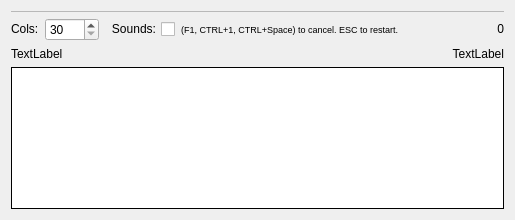
First picture: the form in src/quizzer/quizzer.ui, repository coryo/amphetype2, before the edit.
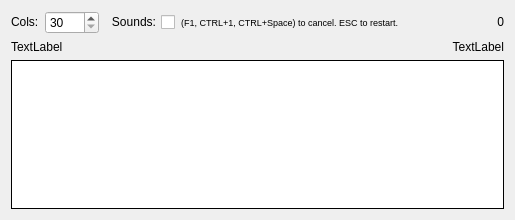
Second picture: the form after the edit. Custom widgets are drawn as their Qt base class.

The edit to the form file:
```diff
--- a/src/quizzer/quizzer.ui
+++ b/src/quizzer/quizzer.ui
@@ -14,39 +14,7 @@
    <string>Form</string>
   </property>
   <layout class="QGridLayout" name="gridLayout">
-   <item row="2" column="4">
-    <widget class="QLabel" name="alertLabel">
-     <property name="text">
-      <string/>
-     </property>
-    </widget>
-   </item>
-   <item row="1" column="6">
-    <widget class="QLabel" name="timerLabel">
-     <property name="sizePolicy">
-      <sizepolicy hsizetype="Fixed" vsizetype="Fixed">
-       <horstretch>0</horstretch>
-       <verstretch>0</verstretch>
-      </sizepolicy>
-     </property>
-     <property name="minimumSize">
-      <size>
-       <width>100</width>
-       <height>0</height>
-      </size>
-     </property>
-     <property name="text">
-      <string>0</string>
-     </property>
-     <property name="alignment">
-      <set>Qt::AlignRight|Qt::AlignTrailing|Qt::AlignVCenter</set>
-     </property>
-     <property name="margin">
-      <number>2</number>
-     </property>
-    </widget>
-   </item>
-   <item row="2" column="5" colspan="2">
+   <item row="1" column="5" colspan="2">
     <widget class="QLabel" name="result">
      <property name="sizePolicy">
       <sizepolicy hsizetype="Preferred" vsizetype="Fixed">
@@ -68,14 +36,31 @@
      </property>
     </widget>
    </item>
-   <item row="2" column="0" colspan="4">
-    <widget class="QLabel" name="textInfoLabel">
+   <item row="0" column="3" colspan="3">
+    <widget class="QLabel" name="tipLabel">
+     <property name="sizePolicy">
+      <sizepolicy hsizetype="Preferred" vsizetype="Preferred">
+       <horstretch>0</horstretch>
+       <verstretch>0</verstretch>
+      </sizepolicy>
+     </property>
+     <property name="font">
+      <font>
+       <pointsize>7</pointsize>
+      </font>
+     </property>
      <property name="text">
-      <string>TextLabel</string>
+      <string>(F1, CTRL+1, CTRL+Space) to cancel. ESC to restart.</string>
+     </property>
+     <property name="alignment">
+      <set>Qt::AlignRight|Qt::AlignTrailing|Qt::AlignVCenter</set>
+     </property>
+     <property name="wordWrap">
+      <bool>false</bool>
      </property>
     </widget>
    </item>
-   <item row="3" column="0" colspan="7">
+   <item row="2" column="0" colspan="7">
     <widget class="TyperDisplay" name="typerDisplay">
      <property name="sizePolicy">
       <sizepolicy hsizetype="Expanding" vsizetype="Expanding">
@@ -127,7 +112,52 @@
      </property>
     </widget>
    </item>
-   <item row="1" column="1">
+   <item row="0" column="6">
+    <widget class="QLabel" name="timerLabel">
+     <property name="sizePolicy">
+      <sizepolicy hsizetype="Fixed" vsizetype="Fixed">
+       <horstretch>0</horstretch>
+       <verstretch>0</verstretch>
+      </sizepolicy>
+     </property>
+     <property name="minimumSize">
+      <size>
+       <width>100</width>
+       <height>0</height>
+      </size>
+     </property>
+     <property name="text">
+      <string>0</string>
+     </property>
+     <property name="alignment">
+      <set>Qt::AlignRight|Qt::AlignTrailing|Qt::AlignVCenter</set>
+     </property>
+     <property name="margin">
+      <number>2</number>
+     </property>
+    </widget>
+   </item>
+   <item row="1" column="0" colspan="4">
+    <widget class="QLabel" name="textInfoLabel">
+     <property name="text">
+      <string>TextLabel</string>
+     </property>
+    </widget>
+   </item>
+   <item row="0" column="0">
+    <widget class="QLabel" name="label_2">
+     <property name="sizePolicy">
+      <sizepolicy hsizetype="Fixed" vsizetype="Fixed">
+       <horstretch>0</horstretch>
+       <verstretch>0</verstretch>
+      </sizepolicy>
+     </property>
+     <property name="text">
+      <string>Cols:</string>
+     </property>
+    </widget>
+   </item>
+   <item row="0" column="1">
     <widget class="QSpinBox" name="typerColsSpinBox">
      <property name="sizePolicy">
       <sizepolicy hsizetype="Fixed" vsizetype="Fixed">
@@ -146,20 +176,14 @@
      </property>
     </widget>
    </item>
-   <item row="1" column="0">
-    <widget class="QLabel" name="label_2">
-     <property name="sizePolicy">
-      <sizepolicy hsizetype="Fixed" vsizetype="Fixed">
-       <horstretch>0</horstretch>
-       <verstretch>0</verstretch>
-      </sizepolicy>
-     </property>
+   <item row="1" column="4">
+    <widget class="QLabel" name="alertLabel">
      <property name="text">
-      <string>Cols:</string>
+      <string/>
      </property>
     </widget>
    </item>
-   <item row="1" column="2">
+   <item row="0" column="2">
     <widget class="QCheckBox" name="soundsCheckBox">
      <property name="sizePolicy">
       <sizepolicy hsizetype="Fixed" vsizetype="Fixed">
@@ -178,66 +202,9 @@
      </property>
     </widget>
    </item>
-   <item row="0" column="0" colspan="7">
-    <widget class="Typer" name="typer">
-     <property name="sizePolicy">
-      <sizepolicy hsizetype="Preferred" vsizetype="Preferred">
-       <horstretch>0</horstretch>
-       <verstretch>0</verstretch>
-      </sizepolicy>
-     </property>
-     <property name="minimumSize">
-      <size>
-       <width>0</width>
-       <height>0</height>
-      </size>
-     </property>
-     <property name="maximumSize">
-      <size>
-       <width>16777215</width>
-       <height>1</height>
-      </size>
-     </property>
-     <property name="undoRedoEnabled">
-      <bool>false</bool>
-     </property>
-     <property name="textInteractionFlags">
-      <set>Qt::TextEditable</set>
-     </property>
-    </widget>
-   </item>
-   <item row="1" column="3" colspan="3">
-    <widget class="QLabel" name="tipLabel">
-     <property name="sizePolicy">
-      <sizepolicy hsizetype="Preferred" vsizetype="Preferred">
-       <horstretch>0</horstretch>
-       <verstretch>0</verstretch>
-      </sizepolicy>
-     </property>
-     <property name="font">
-      <font>
-       <pointsize>7</pointsize>
-      </font>
-     </property>
-     <property name="text">
-      <string>(F1, CTRL+1, CTRL+Space) to cancel. ESC to restart.</string>
-     </property>
-     <property name="alignment">
-      <set>Qt::AlignRight|Qt::AlignTrailing|Qt::AlignVCenter</set>
-     </property>
-     <property name="wordWrap">
-      <bool>false</bool>
-     </property>
-    </widget>
-   </item>
   </layout>
  </widget>
  <customwidgets>
-  <customwidget>
-   <class>Typer</class>
-   <extends>QTextEdit</extends>
-   <header>quizzer/typer.h</header>
-  </customwidget>
   <customwidget>
    <class>TyperDisplay</class>
    <extends>QTextEdit</extends>
```
